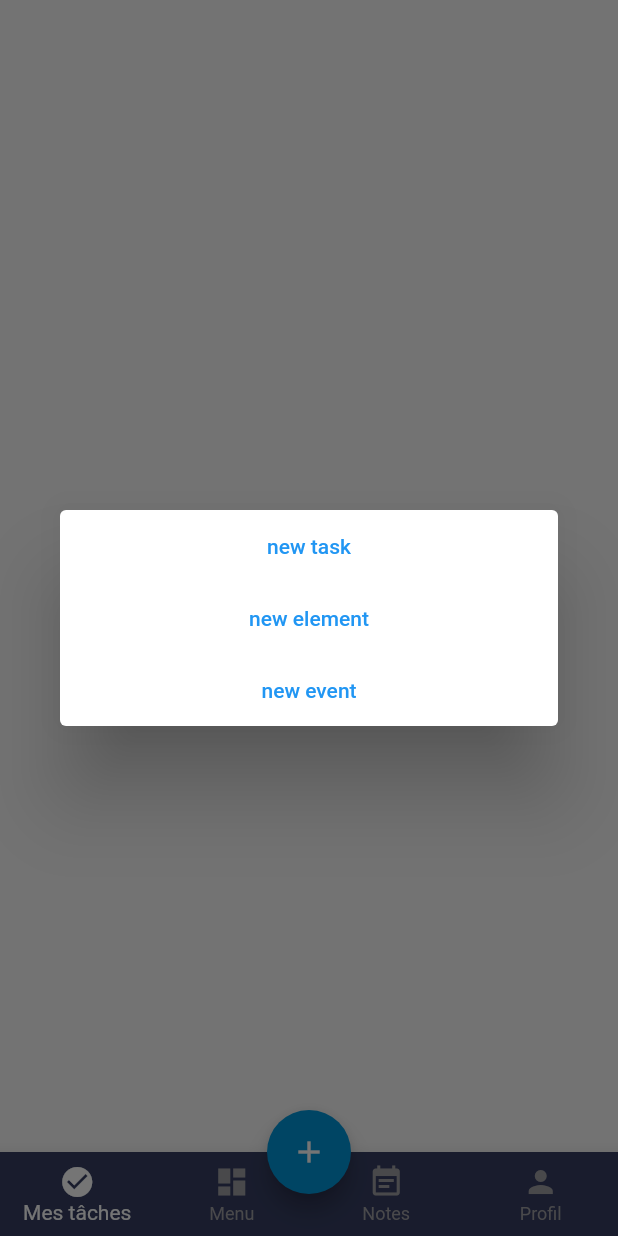
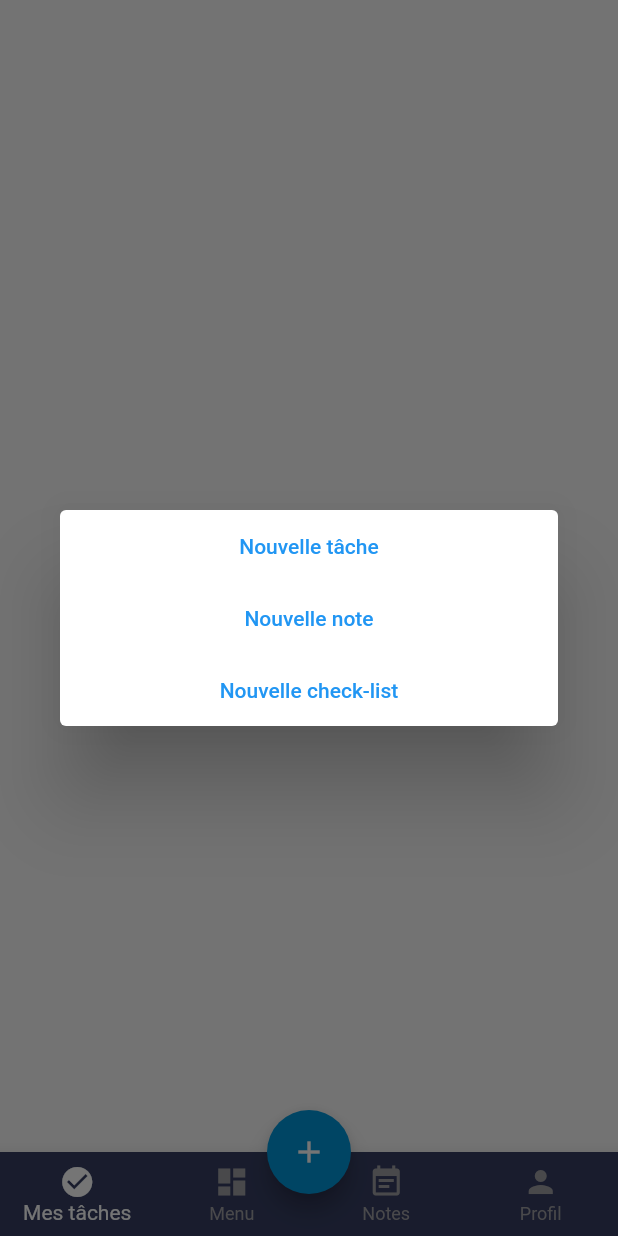
Before and after one commit to Biboulin/FL1_Norbert, a Flutter app: the Home screen opened directly, after a tap on the "add" icon, on a phone screen of 412 x 824 dp. Run offline on Flutter 3.47's test engine with Material 2 defaults, Android fonts, the light colour scheme and no system bars; our stand-ins replace dots_indicator, flutter_svg.

```diff
--- a/analysis_options.yaml
+++ b/analysis_options.yaml
@@ -175,7 +175,7 @@ linter:
     - recursive_getters
     - slash_for_doc_comments
     # - sort_child_properties_last # not yet tested
-    - sort_constructors_first
+    # - sort_constructors_first
     - sort_pub_dependencies
     - sort_unnamed_constructors_first
     - test_types_in_equals
--- a/lib/views/home/create_element_popup.dart
+++ b/lib/views/home/create_element_popup.dart
@@ -13,7 +13,7 @@ class CreateElementPopup extends StatelessWidget {
             width: double.infinity,
             child: TextButton(
               onPressed: () => null,
-              child: const Text('new task'),
+              child: const Text('Nouvelle tâche'),
             ),
           ),
 
@@ -21,7 +21,7 @@ class CreateElementPopup extends StatelessWidget {
             width: double.infinity,
             child: TextButton(
               onPressed: () => null,
-              child: const Text('new element'),
+              child: const Text('Nouvelle note'),
             ),
           ),
 
@@ -29,7 +29,7 @@ class CreateElementPopup extends StatelessWidget {
             width: double.infinity,
             child: TextButton(
               onPressed: () => null,
-              child: const Text('new event'),
+              child: const Text('Nouvelle check-list'),
             ),
           ),
 
--- a/pubspec.yaml
+++ b/pubspec.yaml
@@ -33,6 +33,7 @@ dev_dependencies:
   flutter_launcher_icons: ^0.8.1
   dots_indicator: ^0.0.4
   flutter_svg: ^0.19.0
+  provider: ^4.3.2+2
   flutter_test:
     sdk: flutter
 
```
Also changed, not shown: lib/main.dart (+10 -1 lines), lib/views/tasks/tasks_view.dart (added, +14 -0 lines), lib/models/comment.dart (line endings or trailing spaces), lib/models/task_type.dart (line endings or trailing spaces), lib/models/user.dart (line endings or trailing spaces).
